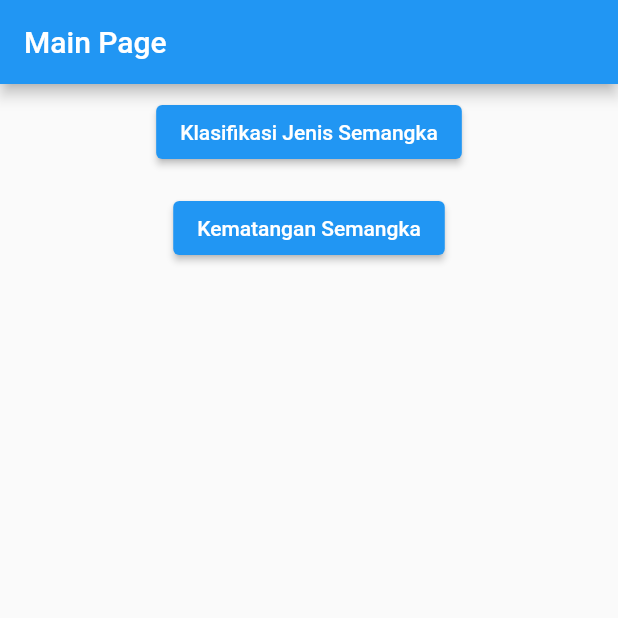
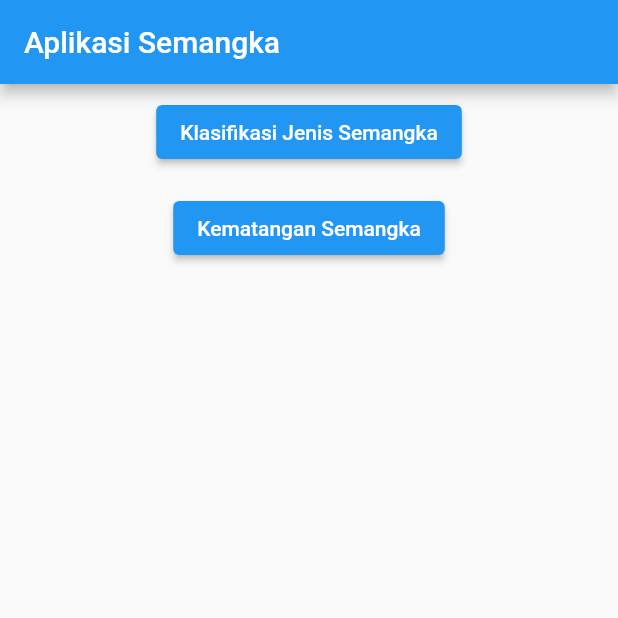
Before and after one commit to dewinachdalina/app_semangka, a Flutter app: the screen it shows after launch, on a phone screen of 412 x 824 dp, the top half of it. Run offline on Flutter 3.47's test engine with Material 2 defaults, Android fonts, the phone set to English and light mode, and no system bars; our stand-ins replace camera, image_picker; missing offline and left inert: flutter_vision.

Commit message:
update icon

```diff
--- a/lib/main.dart
+++ b/lib/main.dart
@@ -21,7 +21,7 @@ class _MainPageState extends State<MainPage> {
   Widget build(BuildContext context) {
     return Scaffold(
         appBar: AppBar(
-          title: const Text('Main Page'),
+          title: const Text('Aplikasi Semangka'),
         ),
         body: ListView(
           children: [
--- a/pubspec.yaml
+++ b/pubspec.yaml
@@ -72,6 +72,7 @@ flutter:
   - assets/jenis.txt
   - assets/kematangbest.pt
   - assets/jenisbest.pt
+  - lib/image/jenis.png
   #   - images/a_dot_ham.jpeg
 
   # An image asset can refer to one or more resolution-specific "variants", see
```
Also changed, not shown: lib/image/jenis.png (added).
